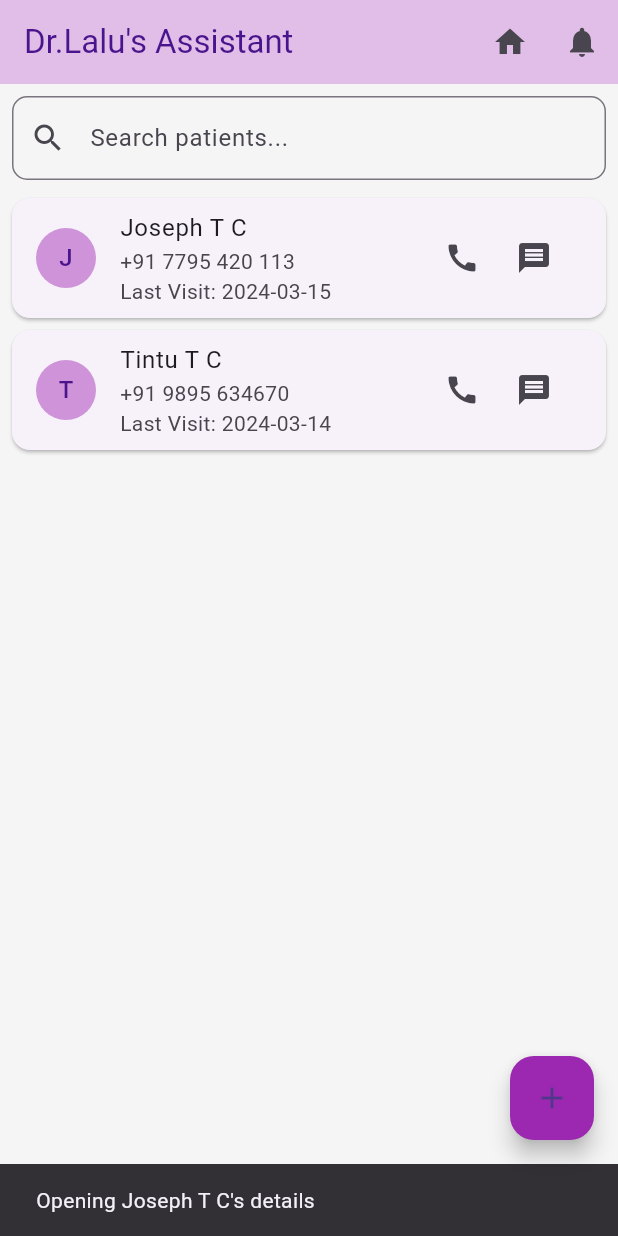
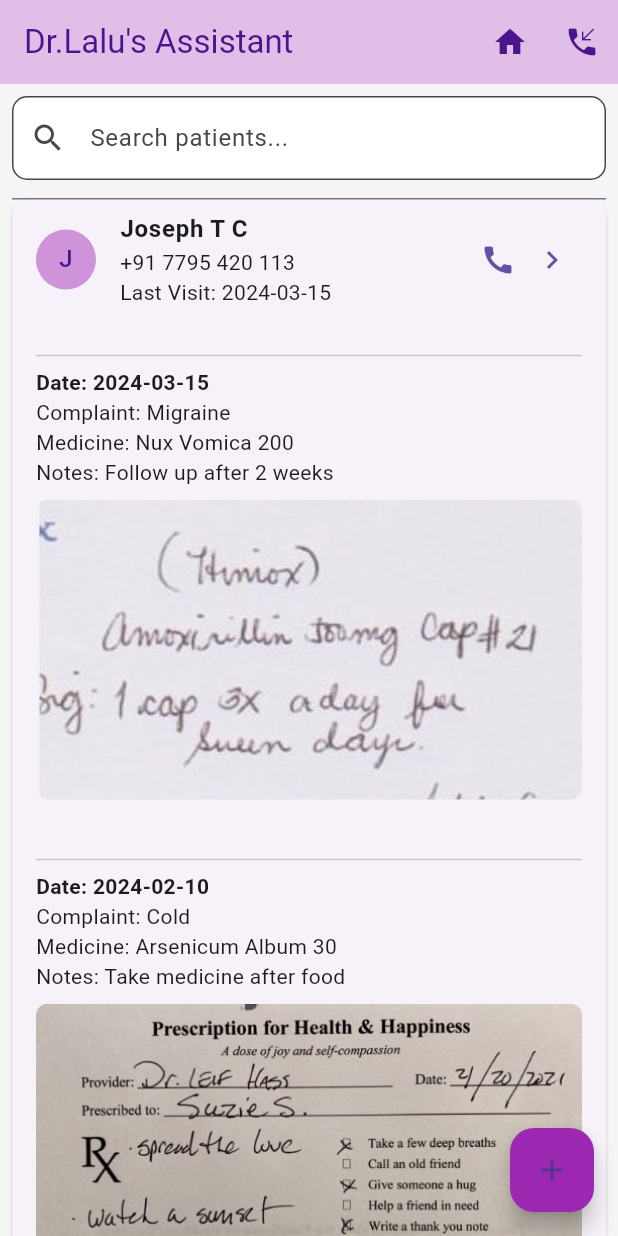
Before and after one commit to 45degrees45/flutter_test_app, a Flutter app: the screen it shows after launch, after a tap on an icon or button, on a phone screen of 412 x 824 dp. Run offline on Flutter 3.47's test engine with Material 3 defaults, Android fonts, the phone set to English and light mode, and no system bars.

Commit message:
v0.2 Nov 20 2024 17:02 Joseph

```diff
--- a/lib/main.dart
+++ b/lib/main.dart
@@ -1,13 +1,17 @@
 import 'package:flutter/material.dart';
+import 'models/patient.dart';
 
 void main() {
-  runApp(HomeopathyApp());
+  runApp(const HomeopathyApp());
 }
 
 class HomeopathyApp extends StatelessWidget {
+  const HomeopathyApp({super.key});
+
   @override
   Widget build(BuildContext context) {
     return MaterialApp(
+      debugShowCheckedModeBanner: false,
       title: 'Dr.Lalu\'s Assistant',
       theme: ThemeData(
         primarySwatch: Colors.purple,
@@ -18,18 +22,75 @@ class HomeopathyApp extends StatelessWidget {
   }
 }
 
+class Treatment {
+  final String date;
+  final String complaint;
+  final String medicine;
+  final String prescriptionImage;
+  final String? notes;
+
+  Treatment({
+    required this.date,
+    required this.complaint,
+    required this.medicine,
+    required this.prescriptionImage,
+    this.notes,
+  });
+}
+
+class Patient {
+  final String name;
+  final String phone;
+  final String lastVisit;
+  final List<Treatment> treatments;
+
+  Patient({
+    required this.name,
+    required this.phone,
+    required this.lastVisit,
+    required this.treatments,
+  });
+}
+
 class PatientListScreen extends StatelessWidget {
-  final List<Map<String, String>> patients = [
-    {
-      'name': 'Joseph T C',
-      'phone': '+91 7795 420 113',
-      'lastVisit': '2024-03-15',
-    },
-    {
-      'name': 'Tintu T C',
-      'phone': '+91 9895 634670',
-      'lastVisit': '2024-03-14',
-    },
+  PatientListScreen({super.key});
+
+  final List<Patient> patients = [
+    Patient(
+      name: 'Joseph T C',
+      phone: '+91 7795 420 113',
+      lastVisit: '2024-03-15',
+      treatments: [
+        Treatment(
+          date: '2024-03-15',
+          complaint: 'Migraine',
+          medicine: 'Nux Vomica 200',
+          prescriptionImage: 'assets/prescriptions/prescription1.jpg',
+          notes: 'Follow up after 2 weeks',
+        ),
+        Treatment(
+          date: '2024-02-10',
+          complaint: 'Cold',
+          medicine: 'Arsenicum Album 30',
+          prescriptionImage: 'assets/prescriptions/prescription2.jpg',
+          notes: 'Take medicine after food',
+        ),
+      ],
+    ),
+    Patient(
+      name: 'Tintu T C',
+      phone: '+91 9895 634670',
+      lastVisit: '2024-03-14',
+      treatments: [
+        Treatment(
+          date: '2024-03-14',
+          complaint: 'Joint Pain',
+          medicine: 'Rhus Tox 200',
+          prescriptionImage: 'assets/prescriptions/prescription3.jpg',
+          notes: 'Apply warm compress',
+        ),
+      ],
+    ),
   ];
 
   @override
@@ -43,18 +104,65 @@ class PatientListScreen extends StatelessWidget {
         ),
         actions: [
           IconButton(
-            icon: Icon(Icons.home),
+            icon: Icon(Icons.home, color: Colors.purple[900]),
             onPressed: () {
-              ScaffoldMessenger.of(context).showSnackBar(
-                SnackBar(content: Text('Doctor is at home')),
+              showDialog(
+                context: context,
+                builder: (context) => AlertDialog(
+                  title: Text('Set Availability'),
+                  content: Column(
+                    mainAxisSize: MainAxisSize.min,
+                    children: [
+                      ListTile(
+                        leading: Icon(Icons.home),
+                        title: Text('At Home'),
+                        onTap: () {
+                          Navigator.pop(context);
+                          ScaffoldMessenger.of(context).showSnackBar(
+                            SnackBar(content: Text('Status: At Home')),
+                          );
+                        },
+                      ),
+                      ListTile(
+                        leading: Icon(Icons.directions_car),
+                        title: Text('On Visit'),
+                        onTap: () {
+                          Navigator.pop(context);
+                          ScaffoldMessenger.of(context).showSnackBar(
+                            SnackBar(content: Text('Status: On Visit')),
+                          );
+                        },
+                      ),
+                    ],
+                  ),
+                ),
               );
             },
           ),
           IconButton(
-            icon: Icon(Icons.notifications),
+            icon: Icon(Icons.phone_callback, color: Colors.purple[900]),
             onPressed: () {
-              ScaffoldMessenger.of(context).showSnackBar(
-                SnackBar(content: Text('No new notifications')),
+              showDialog(
+                context: context,
+                builder: (context) => AlertDialog(
+                  title: Text('Record Voice Message'),
+                  content: Column(
+                    mainAxisSize: MainAxisSize.min,
+                    children: [
+                      ElevatedButton.icon(
+                        icon: Icon(Icons.mic),
+                        label: Text('Start Recording'),
+                        onPressed: () {
+                          // TODO: Implement voice recording
+                          Navigator.pop(context);
+                          ScaffoldMessenger.of(context).showSnackBar(
+                            SnackBar(content: Text('Voice recording started')),
+                          );
+                        },
+                      ),
+                    ],
+                  ),
+                ),
               );
             },
           ),
@@ -71,6 +179,8 @@ class PatientListScreen extends StatelessWidget {
                 border: OutlineInputBorder(
                   borderRadius: BorderRadius.circular(10),
                 ),
+                fillColor: Colors.white,
+                filled: true,
               ),
               onChanged: (value) {
                 // TODO: Implement search
@@ -83,20 +193,23 @@ class PatientListScreen extends StatelessWidget {
               itemBuilder: (context, index) {
                 return Card(
                   margin: EdgeInsets.symmetric(horizontal: 8, vertical: 4),
-                  child: ListTile(
+                  child: ExpansionTile(
                     leading: CircleAvatar(
                       backgroundColor: Colors.purple[200],
                       child: Text(
-                        patients[index]['name']![0],
+                        patients[index].name[0],
                         style: TextStyle(color: Colors.purple[900]),
                       ),
                     ),
-                    title: Text(patients[index]['name']!),
+                    title: Text(
+                      patients[index].name,
+                      style: TextStyle(fontWeight: FontWeight.bold),
+                    ),
                     subtitle: Column(
                       crossAxisAlignment: CrossAxisAlignment.start,
                       children: [
-                        Text(patients[index]['phone']!),
-                        Text('Last Visit: ${patients[index]['lastVisit']}'),
+                        Text(patients[index].phone),
+                        Text('Last Visit: ${patients[index].lastVisit}'),
                       ],
                     ),
                     trailing: Row(
@@ -105,26 +218,49 @@ class PatientListScreen extends StatelessWidget {
                         IconButton(
                           icon: Icon(Icons.call),
                           onPressed: () {
-                            ScaffoldMessenger.of(context).showSnackBar(
-                              SnackBar(content: Text('Calling ${patients[index]['name']}')),
-                            );
+                            // TODO: Implement call
                           },
                         ),
-                        IconButton(
-                          icon: Icon(Icons.message),
-                          onPressed: () {
-                            ScaffoldMessenger.of(context).showSnackBar(
-                              SnackBar(content: Text('Messaging ${patients[index]['name']}')),
-                            );
-                          },
-                        ),
+                        Icon(Icons.chevron_right),
                       ],
                     ),
-                    onTap: () {
-                      ScaffoldMessenger.of(context).showSnackBar(
-                        SnackBar(content: Text('Opening ${patients[index]['name']}\'s details')),
-                      );
-                    },
+                    children: [
+                      ...patients[index].treatments.map((treatment) =>
+                          Padding(
+                            padding: const EdgeInsets.all(16.0),
+                            child: Column(
+                              crossAxisAlignment: CrossAxisAlignment.start,
+                              children: [
+                                Divider(),
+                                Text('Date: ${treatment.date}',
+                                    style: TextStyle(fontWeight: FontWeight.bold)),
+                                Text('Complaint: ${treatment.complaint}'),
+                                Text('Medicine: ${treatment.medicine}'),
+                                if (treatment.notes != null)
+                                  Text('Notes: ${treatment.notes}'),
+                                SizedBox(height: 8),
+                                ClipRRect(
+                                  borderRadius: BorderRadius.circular(8),
+                                  child: Image.asset(
+                                    treatment.prescriptionImage,
+                                    height: 200,
+                                    width: double.infinity,
+                                    fit: BoxFit.cover,
+                                    errorBuilder: (context, error, stackTrace) =>
+                                        Container(
+                                          height: 200,
+                                          color: Colors.grey[200],
+                                          child: Center(
+                                            child: Icon(Icons.image_not_supported),
+                                          ),
+                                        ),
+                                  ),
+                                ),
+                              ],
+                            ),
+                          ),
+                      ).toList(),
+                    ],
                   ),
                 );
               },
@@ -136,9 +272,7 @@ class PatientListScreen extends StatelessWidget {
         backgroundColor: Colors.purple,
         child: Icon(Icons.add),
         onPressed: () {
-          ScaffoldMessenger.of(context).showSnackBar(
-            SnackBar(content: Text('Add new patient')),
-          );
+          // TODO: Implement add patient
         },
       ),
     );
--- /dev/null
+++ b/lib/models/patient.dart
@@ -0,0 +1,28 @@
+// lib/models/patient.dart
+class Patient {
+  final String name;
+  final String phone;
+  final String lastVisit;
+  final List<Treatment> treatments;
+
+  Patient({
+    required this.name,
+    required this.phone,
+    required this.lastVisit,
+    required this.treatments,
+  });
+}
+
+class Treatment {
+  final String date;
+  final String complaint;
+  final String medicine;
+  final String prescriptionImage;
+
+  Treatment({
+    required this.date,
+    required this.complaint,
+    required this.medicine,
+    required this.prescriptionImage,
+  });
+}
--- a/pubspec.yaml
+++ b/pubspec.yaml
@@ -88,3 +88,7 @@ flutter:
   #
   # For details regarding fonts from package dependencies,
   # see https://flutter.dev/custom-fonts/#from-packages
+
+# Find the flutter: section and add this under it
+  assets:
+    - assets/prescriptions/
```
Also changed, not shown: assets/prescriptions/prescription1.jpg (added), assets/prescriptions/prescription2.jpg (added).
